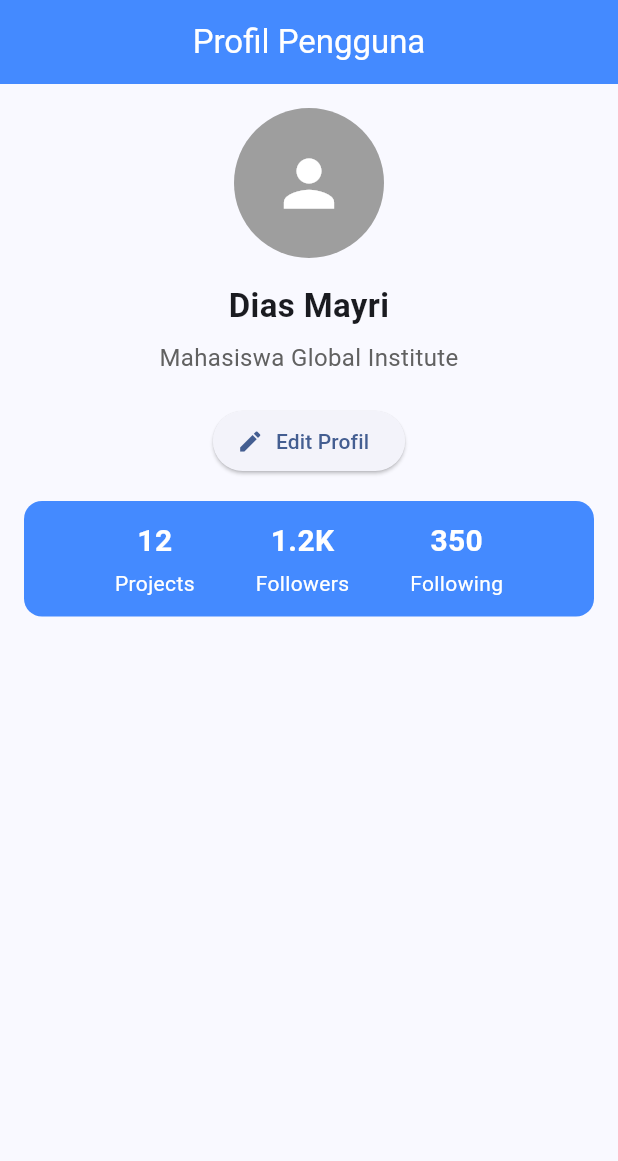
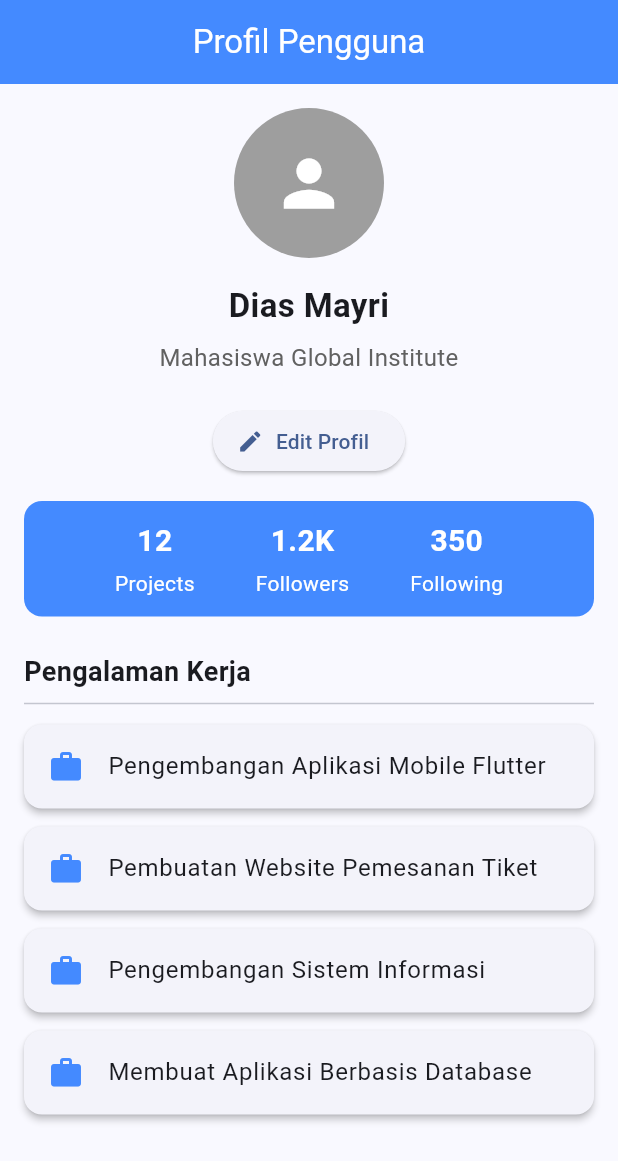
Before and after one commit to Diasmyri/flutter_tugas_3, a Flutter app: the screen it shows after launch, on a phone screen of 412 x 824 dp. Shown: the top 1161 px of the screen. Run offline on Flutter 3.47's test engine with Material 3 defaults, Android fonts, the phone set to English and light mode, and no system bars.

Commit message:
feat: add scrollable experience list using ListView.builder

```diff
--- a/lib/profile_page.dart
+++ b/lib/profile_page.dart
@@ -5,6 +5,13 @@ class ProfilePage extends StatelessWidget {
 
   final String userName = 'Dias Mayri';
   final String role = 'Mahasiswa Global Institute';
+
+  final List<String> experiences = const [
+    'Pengembangan Aplikasi Mobile Flutter',
+    'Pembuatan Website Pemesanan Tiket',
+    'Pengembangan Sistem Informasi',
+    'Membuat Aplikasi Berbasis Database',
+  ];
 
   @override
   Widget build(BuildContext context) {
@@ -35,67 +42,29 @@ class ProfilePage extends StatelessWidget {
               label: const Text('Edit Profil'),
             ),
             const SizedBox(height: 16),
-            Container(
-              padding: const EdgeInsets.symmetric(vertical: 12, horizontal: 20),
-              decoration: BoxDecoration(
-                color: Colors.blueAccent,
-                borderRadius: BorderRadius.circular(12),
+            const ProfileStats(),
+            const SizedBox(height: 24),
+            const Align(
+              alignment: Alignment.centerLeft,
+              child: Text(
+                'Pengalaman Kerja',
+                style: TextStyle(fontSize: 18, fontWeight: FontWeight.bold),
               ),
-              child: Row(
-                mainAxisAlignment: MainAxisAlignment.spaceEvenly,
-                children: [
-                  Column(
-                    children: [
-                      const Text(
-                        '12',
-                        style: TextStyle(
-                          fontSize: 20,
-                          fontWeight: FontWeight.bold,
-                          color: Colors.white,
-                        ),
-                      ),
-                      const SizedBox(height: 4),
-                      const Text(
-                        'Projects',
-                        style: TextStyle(fontSize: 14, color: Colors.white),
-                      ),
-                    ],
-                  ),
-                  Column(
-                    children: [
-                      const Text(
-                        '1.2K',
-                        style: TextStyle(
-                          fontSize: 20,
-                          fontWeight: FontWeight.bold,
-                          color: Colors.white,
-                        ),
-                      ),
-                      const SizedBox(height: 4),
-                      const Text(
-                        'Followers',
-                        style: TextStyle(fontSize: 14, color: Colors.white),
-                      ),
-                    ],
-                  ),
-                  Column(
-                    children: [
-                      const Text(
-                        '350',
-                        style: TextStyle(
-                          fontSize: 20,
-                          fontWeight: FontWeight.bold,
-                          color: Colors.white,
-                        ),
-                      ),
-                      const SizedBox(height: 4),
-                      const Text(
-                        'Following',
-                        style: TextStyle(fontSize: 14, color: Colors.white),
-                      ),
-                    ],
-                  ),
-                ],
+            ),
+            const Divider(),
+            Expanded(
+              child: ListView.builder(
+                itemCount: experiences.length,
+                itemBuilder: (context, index) {
+                  return Card(
+                    elevation: 2,
+                    margin: const EdgeInsets.symmetric(vertical: 6),
+                    child: ListTile(
+                      leading: const Icon(Icons.work, color: Colors.blueAccent),
+                      title: Text(experiences[index]),
+                    ),
+                  );
+                },
               ),
             ),
           ],
@@ -143,3 +112,51 @@ class ProfileInfo extends StatelessWidget {
     );
   }
 }
+
+class ProfileStats extends StatelessWidget {
+  const ProfileStats({super.key});
+
+  @override
+  Widget build(BuildContext context) {
+    return Container(
+      padding: const EdgeInsets.symmetric(vertical: 12, horizontal: 20),
+      decoration: BoxDecoration(
+        color: Colors.blueAccent,
+        borderRadius: BorderRadius.circular(12),
+      ),
+      child: const Row(
+        mainAxisAlignment: MainAxisAlignment.spaceEvenly,
+        children: [
+          StatItem(count: '12', label: 'Projects'),
+          StatItem(count: '1.2K', label: 'Followers'),
+          StatItem(count: '350', label: 'Following'),
+        ],
+      ),
+    );
+  }
+}
+
+class StatItem extends StatelessWidget {
+  final String count;
+  final String label;
+
+  const StatItem({super.key, required this.count, required this.label});
+
+  @override
+  Widget build(BuildContext context) {
+    return Column(
+      children: [
+        Text(
+          count,
+          style: const TextStyle(
+            fontSize: 20,
+            fontWeight: FontWeight.bold,
+            color: Colors.white,
+          ),
+        ),
+        const SizedBox(height: 4),
+        Text(label, style: const TextStyle(fontSize: 14, color: Colors.white)),
+      ],
+    );
+  }
+}
```
